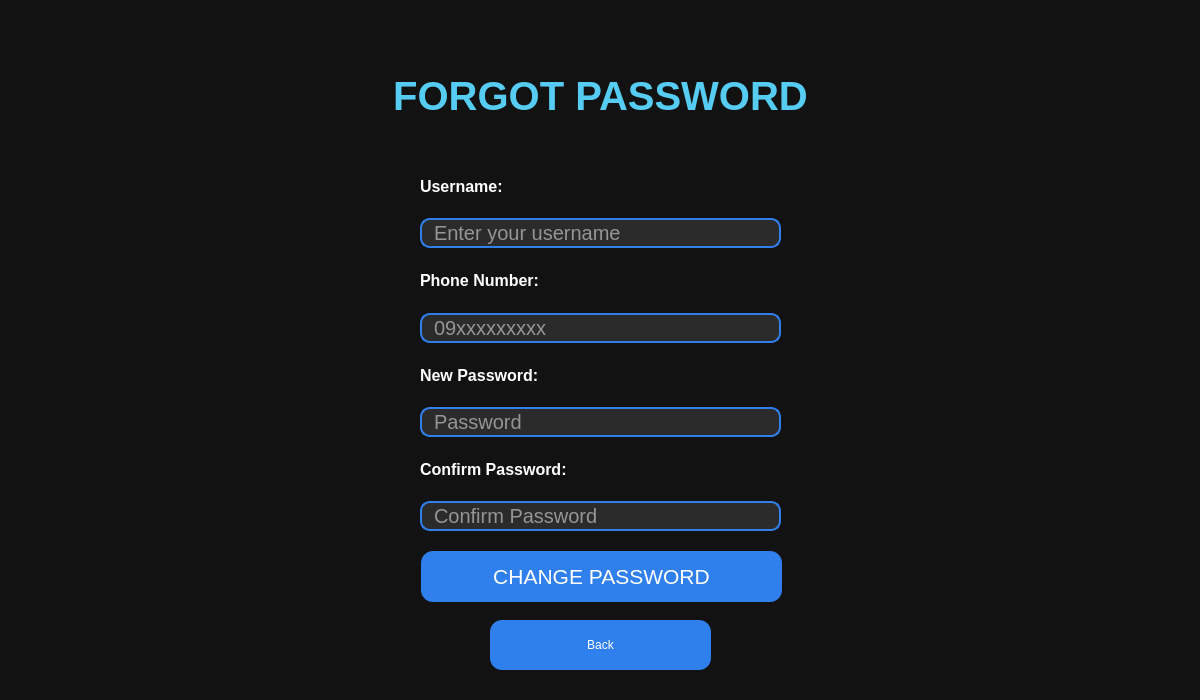
Qt form Platwo/forgotpasswordwindow.ui (Carbon-128X/CarbonApollo-PlaTwo) before a commit.
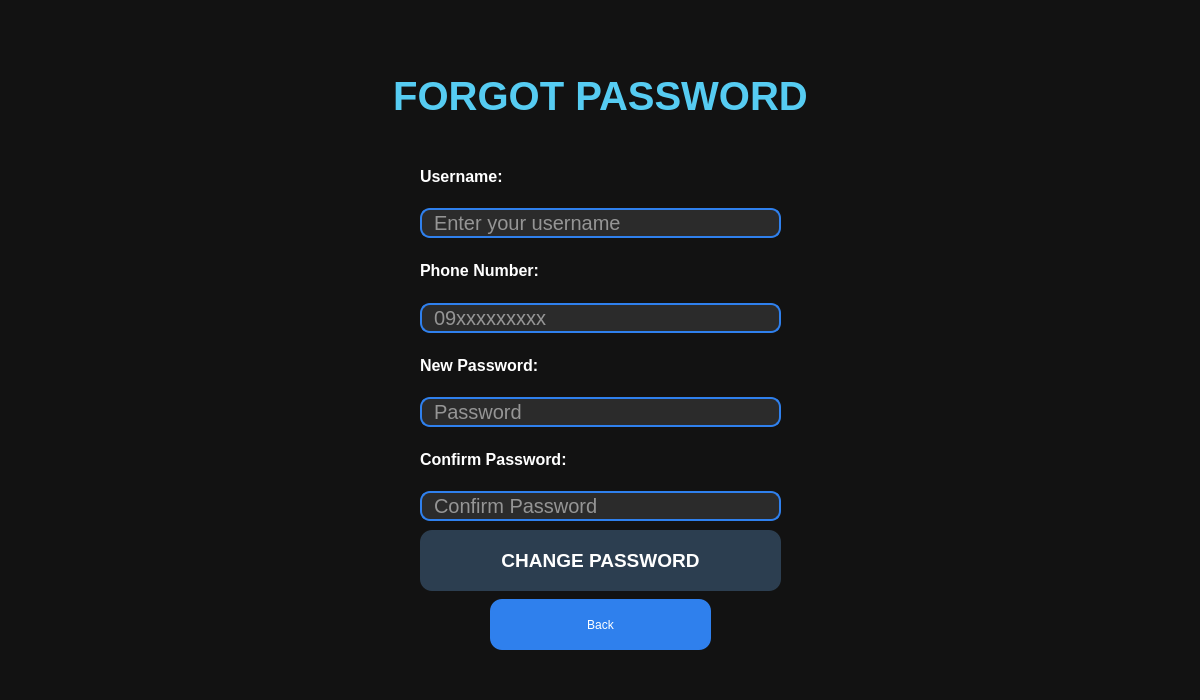
The same form after that commit.

Diff of the .ui file:
```diff
--- a/Platwo/forgotpasswordwindow.ui
+++ b/Platwo/forgotpasswordwindow.ui
@@ -45,7 +45,7 @@
    <property name="geometry">
     <rect>
      <x>420</x>
-     <y>160</y>
+     <y>150</y>
      <width>361</width>
      <height>371</height>
     </rect>
@@ -257,10 +257,10 @@
   <widget class="QPushButton" name="changePasswordButton">
    <property name="geometry">
     <rect>
-     <x>421</x>
-     <y>551</y>
+     <x>420</x>
+     <y>530</y>
      <width>361</width>
-     <height>51</height>
+     <height>61</height>
     </rect>
    </property>
    <property name="maximumSize">
@@ -272,18 +272,28 @@
    <property name="font">
     <font>
      <family>Segoe UI</family>
-     <pointsize>16</pointsize>
+     <pointsize>14</pointsize>
      <italic>false</italic>
-     <bold>false</bold>
+     <bold>true</bold>
     </font>
    </property>
    <property name="styleSheet">
     <string notr="true">QPushButton{
-    background:#2F80ED;
-    color:white;
-    border-radius:12px;
-    font:16pt &quot;Segoe UI&quot;;
-    min-height:50px;
+
+background:#2C3E50;
+
+color:white;
+
+border:none;
+
+border-radius:12px;
+
+min-height:50px;
+
+font-size:14pt;
+
+font-weight:bold;
+
 }
 
 QPushButton:hover{
@@ -302,15 +312,15 @@
    <property name="geometry">
     <rect>
      <x>490</x>
-     <y>620</y>
+     <y>599</y>
      <width>221</width>
-     <height>41</height>
+     <height>51</height>
     </rect>
    </property>
    <property name="minimumSize">
     <size>
      <width>0</width>
-     <height>0</height>
+     <height>50</height>
     </size>
    </property>
    <property name="maximumSize">
@@ -319,6 +329,9 @@
      <height>16777215</height>
     </size>
    </property>
+   <property name="autoFillBackground">
+    <bool>true</bool>
+   </property>
    <property name="styleSheet">
     <string notr="true">QPushButton{
     background:#2F80ED;
```
Left out of the diff: 8 changed lines with no effect on the pictures.
